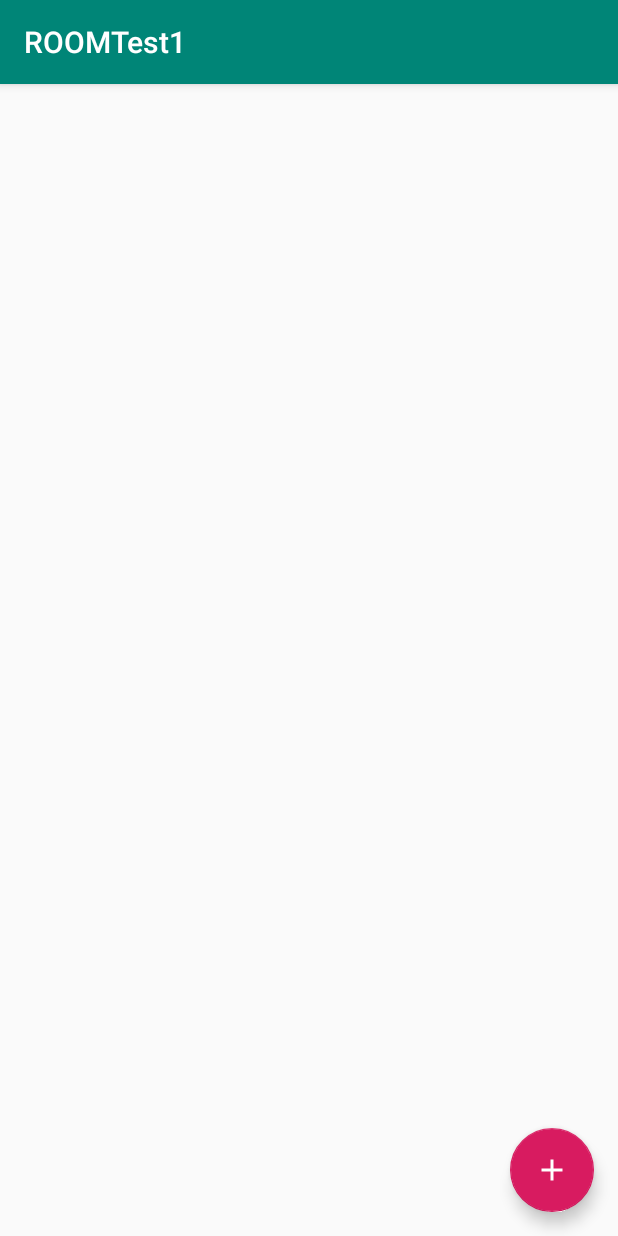
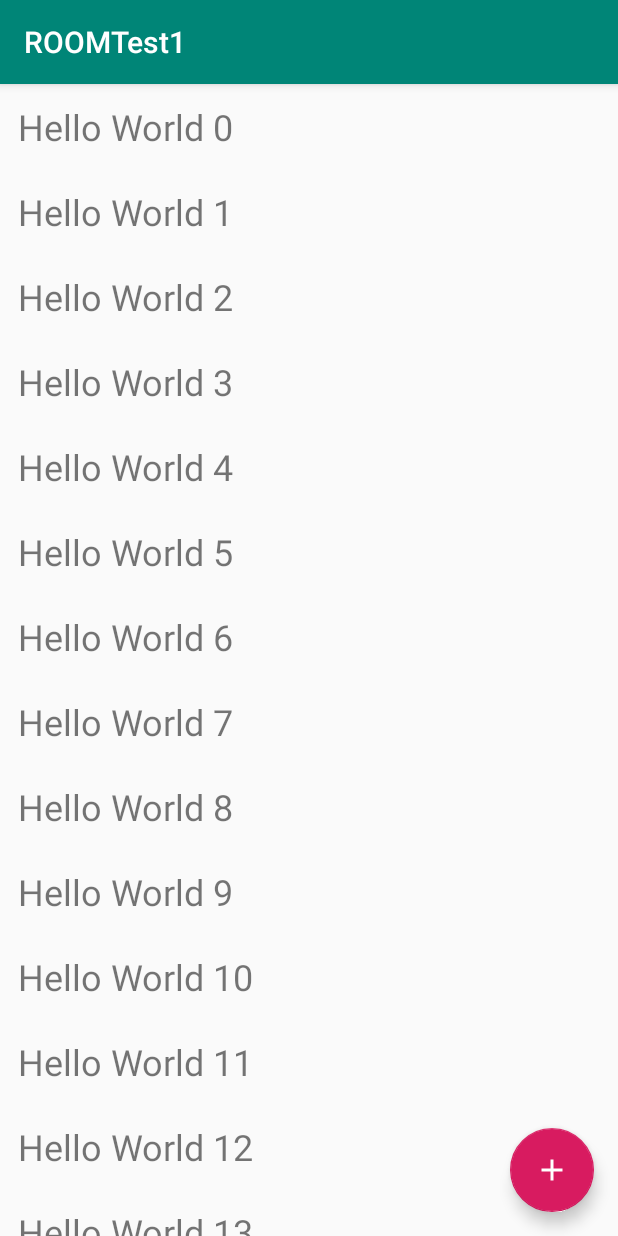
Before and after one commit to Chris8018/room_test_1, an Android app: the screen it shows after launch (MainActivity), on a phone screen of 412 x 824 dp. Run offline under Robolectric (Android 15) with nearby library versions, the phone set to English and light mode, and no system bars.

Commit message:
Implement Recycler View

```diff
--- a/app/src/main/java/com/example/roomtest1/CreateUser.java
+++ b/app/src/main/java/com/example/roomtest1/CreateUser.java
@@ -27,6 +27,7 @@ public class CreateUser extends AppCompatActivity {
         button = findViewById(R.id.button);
         button.setOnClickListener(view -> {
             Log.d(TAG, "Create User button is pressed");
+            // TODO: Save to database
         });
     }
 }
--- a/app/src/main/java/com/example/roomtest1/MainActivity.java
+++ b/app/src/main/java/com/example/roomtest1/MainActivity.java
@@ -5,15 +5,24 @@ import android.os.Bundle;
 import android.support.design.widget.FloatingActionButton;
 import android.support.design.widget.Snackbar;
 import android.support.v7.app.AppCompatActivity;
+import android.support.v7.widget.LinearLayoutManager;
+import android.support.v7.widget.RecyclerView;
 import android.support.v7.widget.Toolbar;
 import android.util.Log;
 import android.view.View;
 import android.view.Menu;
 import android.view.MenuItem;
 
+import java.util.ArrayList;
+import java.util.List;
+
 public class MainActivity extends AppCompatActivity {
 
     private static final String TAG = "MainActivity";
+
+    RecyclerView recyclerView;
+    RecyclerView.Adapter adapter;
+    List<String> users;
 
     FloatingActionButton fab;
 
@@ -24,6 +33,17 @@ public class MainActivity extends AppCompatActivity {
         Toolbar toolbar = findViewById(R.id.toolbar);
         setSupportActionBar(toolbar);
 
+        users = new ArrayList<>();
+
+        for (int i = 0; i < 20; i++) {
+            users.add("Hello World " + i);
+        }
+        recyclerView = findViewById(R.id.recycler_view);
+
+        recyclerView.setLayoutManager(new LinearLayoutManager(this));
+        adapter = new UserAdapter(users);
+        recyclerView.setAdapter(adapter);
+
         fab = findViewById(R.id.fab);
         fab.setOnClickListener(view -> {
             Log.d(TAG, "FAB is pressed");
--- /dev/null
+++ b/app/src/main/java/com/example/roomtest1/UserAdapter.java
@@ -0,0 +1,49 @@
+package com.example.roomtest1;
+
+import android.support.annotation.NonNull;
+import android.support.v7.widget.RecyclerView;
+import android.view.LayoutInflater;
+import android.view.View;
+import android.view.ViewGroup;
+import android.widget.TextView;
+
+import java.util.List;
+
+public class UserAdapter extends RecyclerView.Adapter<UserAdapter.ViewHolder> {
+
+    private List<String> users;
+
+    public UserAdapter(List<String> users) {
+        this.users = users;
+    }
+
+    @NonNull
+    @Override
+    public UserAdapter.ViewHolder onCreateViewHolder(@NonNull ViewGroup viewGroup, int i) {
+        View view = LayoutInflater
+                .from(viewGroup.getContext())
+                .inflate(R.layout.user_row, viewGroup, false);
+        return new ViewHolder(view);
+    }
+
+    @Override
+    public void onBindViewHolder(@NonNull UserAdapter.ViewHolder viewHolder, int i) {
+        viewHolder.name.setText(users.get(i));
+    }
+
+    @Override
+    public int getItemCount() {
+        return users.size();
+    }
+
+    public class ViewHolder extends RecyclerView.ViewHolder {
+        private TextView name;
+
+        public ViewHolder(@NonNull View itemView) {
+            super(itemView);
+            name = itemView.findViewById(R.id.name);
+        }
+    }
+
+
+}
--- a/app/src/main/res/layout/content_main.xml
+++ b/app/src/main/res/layout/content_main.xml
@@ -9,6 +9,7 @@
     tools:showIn="@layout/activity_main">
 
     <android.support.v7.widget.RecyclerView
+        android:id="@+id/recycler_view"
         android:layout_width="0dp"
         android:layout_height="0dp"
         app:layout_constraintBottom_toBottomOf="parent"
--- /dev/null
+++ b/app/src/main/res/layout/user_row.xml
@@ -0,0 +1,15 @@
+<?xml version="1.0" encoding="utf-8"?>
+<LinearLayout xmlns:android="http://schemas.android.com/apk/res/android"
+    android:layout_width="match_parent"
+    android:layout_height="wrap_content"
+    android:orientation="vertical"
+    android:padding="12dp">
+
+    <TextView
+
+        android:id="@+id/name"
+        android:layout_width="match_parent"
+        android:layout_height="wrap_content"
+        android:textSize="24sp" />
+
+</LinearLayout>
```
